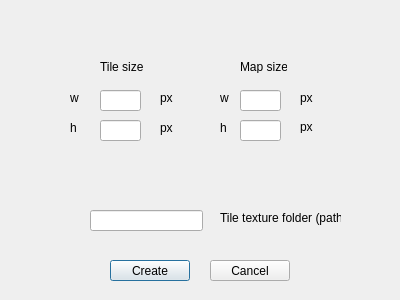
This is startmenu.ui in kemm0/map-editor as Qt 5 draws it before an edit. The edited form follows.
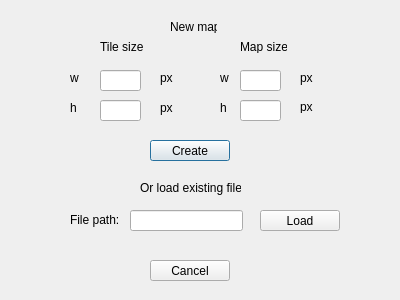
This is the edited form.

Commit message: Added start dialogue and loading of tile textures. Tiles can now be selected from list and placed into the map

Diff of the .ui file:
```diff
--- a/startmenu.ui
+++ b/startmenu.ui
@@ -16,7 +16,7 @@
   <widget class="QLineEdit" name="textureFilesPath">
    <property name="geometry">
     <rect>
-     <x>90</x>
+     <x>130</x>
      <y>210</y>
      <width>113</width>
      <height>21</height>
@@ -26,8 +26,8 @@
   <widget class="QPushButton" name="CreateButton">
    <property name="geometry">
     <rect>
-     <x>110</x>
-     <y>260</y>
+     <x>150</x>
+     <y>140</y>
      <width>80</width>
      <height>21</height>
     </rect>
@@ -40,7 +40,7 @@
    <property name="geometry">
     <rect>
      <x>240</x>
-     <y>90</y>
+     <y>70</y>
      <width>41</width>
      <height>21</height>
     </rect>
@@ -50,7 +50,7 @@
    <property name="geometry">
     <rect>
      <x>240</x>
-     <y>60</y>
+     <y>40</y>
      <width>47</width>
      <height>13</height>
     </rect>
@@ -63,7 +63,7 @@
    <property name="geometry">
     <rect>
      <x>300</x>
-     <y>90</y>
+     <y>70</y>
      <width>16</width>
      <height>16</height>
     </rect>
@@ -76,7 +76,7 @@
    <property name="geometry">
     <rect>
      <x>300</x>
-     <y>120</y>
+     <y>100</y>
      <width>47</width>
      <height>13</height>
     </rect>
@@ -89,7 +89,7 @@
    <property name="geometry">
     <rect>
      <x>240</x>
-     <y>120</y>
+     <y>100</y>
      <width>41</width>
      <height>21</height>
     </rect>
@@ -99,7 +99,7 @@
    <property name="geometry">
     <rect>
      <x>100</x>
-     <y>90</y>
+     <y>70</y>
      <width>41</width>
      <height>21</height>
     </rect>
@@ -109,7 +109,7 @@
    <property name="geometry">
     <rect>
      <x>100</x>
-     <y>120</y>
+     <y>100</y>
      <width>41</width>
      <height>21</height>
     </rect>
@@ -119,7 +119,7 @@
    <property name="geometry">
     <rect>
      <x>100</x>
-     <y>60</y>
+     <y>40</y>
      <width>47</width>
      <height>13</height>
     </rect>
@@ -132,7 +132,7 @@
    <property name="geometry">
     <rect>
      <x>160</x>
-     <y>90</y>
+     <y>70</y>
      <width>16</width>
      <height>16</height>
     </rect>
@@ -145,7 +145,7 @@
    <property name="geometry">
     <rect>
      <x>160</x>
-     <y>120</y>
+     <y>100</y>
      <width>16</width>
      <height>16</height>
     </rect>
@@ -157,20 +157,20 @@
   <widget class="QLabel" name="label_7">
    <property name="geometry">
     <rect>
-     <x>220</x>
+     <x>70</x>
      <y>210</y>
-     <width>121</width>
-     <height>16</height>
+     <width>51</width>
+     <height>20</height>
     </rect>
    </property>
    <property name="text">
-    <string>Tile texture folder (path)</string>
+    <string>File path:</string>
    </property>
   </widget>
   <widget class="QPushButton" name="CancelButton">
    <property name="geometry">
     <rect>
-     <x>210</x>
+     <x>150</x>
      <y>260</y>
      <width>80</width>
      <height>21</height>
@@ -184,7 +184,7 @@
    <property name="geometry">
     <rect>
      <x>70</x>
-     <y>90</y>
+     <y>70</y>
      <width>16</width>
      <height>16</height>
     </rect>
@@ -197,7 +197,7 @@
    <property name="geometry">
     <rect>
      <x>70</x>
-     <y>120</y>
+     <y>100</y>
      <width>16</width>
      <height>16</height>
     </rect>
@@ -210,7 +210,7 @@
    <property name="geometry">
     <rect>
      <x>220</x>
-     <y>120</y>
+     <y>100</y>
      <width>16</width>
      <height>16</height>
     </rect>
@@ -223,7 +223,7 @@
    <property name="geometry">
     <rect>
      <x>220</x>
-     <y>90</y>
+     <y>70</y>
      <width>16</width>
      <height>16</height>
     </rect>
@@ -232,6 +232,45 @@
     <string>w</string>
    </property>
   </widget>
+  <widget class="QLabel" name="label_12">
+   <property name="geometry">
+    <rect>
+     <x>170</x>
+     <y>20</y>
+     <width>47</width>
+     <height>13</height>
+    </rect>
+   </property>
+   <property name="text">
+    <string>New map:</string>
+   </property>
+  </widget>
+  <widget class="QLabel" name="label_13">
+   <property name="geometry">
+    <rect>
+     <x>140</x>
+     <y>180</y>
+     <width>101</width>
+     <height>16</height>
+    </rect>
+   </property>
+   <property name="text">
+    <string>Or load existing file</string>
+   </property>
+  </widget>
+  <widget class="QPushButton" name="pushButton">
+   <property name="geometry">
+    <rect>
+     <x>260</x>
+     <y>210</y>
+     <width>80</width>
+     <height>21</height>
+    </rect>
+   </property>
+   <property name="text">
+    <string>Load</string>
+   </property>
+  </widget>
  </widget>
  <resources/>
  <connections/>
```
The commit also changes 11 other files.
